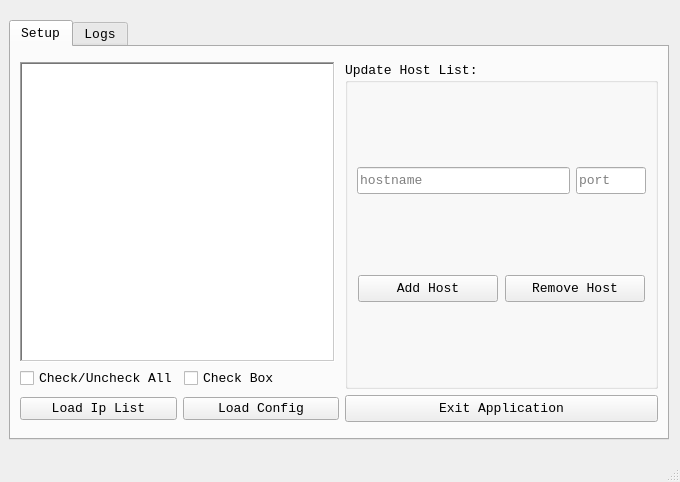
The window that MyPythonWindow.ui (chmod-sorind/PythonGUI) describes before a commit, drawn with Qt 5.
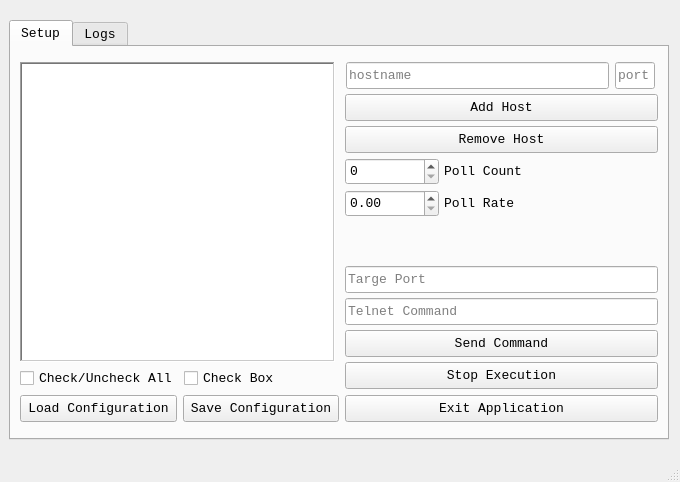
The same window after the commit. Icons and pictures are not drawn.

Commit message: Now all ip port and connection params are loded from one single file. ToDo: save ip:port to XML file.

Diff of the .ui file:
```diff
--- a/MyPythonWindow.ui
+++ b/MyPythonWindow.ui
@@ -51,7 +51,7 @@
   </property>
   <property name="windowIcon">
    <iconset>
-    <normaloff>face_logo.png</normaloff>face_logo.png</iconset>
+    <normaloff>Back-upFiles/UI/logo.png</normaloff>Back-upFiles/UI/logo.png</iconset>
   </property>
   <property name="layoutDirection">
    <enum>Qt::LeftToRight</enum>
@@ -138,21 +138,28 @@
        <layout class="QVBoxLayout" name="verticalLayout">
         <item>
          <layout class="QGridLayout" name="gridLayout">
+          <item row="0" column="0">
+           <spacer name="verticalSpacer_4">
+            <property name="orientation">
+             <enum>Qt::Vertical</enum>
+            </property>
+            <property name="sizeHint" stdset="0">
+             <size>
+              <width>20</width>
+              <height>40</height>
+             </size>
+            </property>
+           </spacer>
+          </item>
           <item row="1" column="1">
            <layout class="QVBoxLayout" name="rightTopLayout">
             <property name="spacing">
              <number>5</number>
             </property>
             <item>
-             <widget class="QGroupBox" name="groupBox">
-              <property name="title">
-               <string>Update Host List:</string>
-              </property>
-              <layout class="QVBoxLayout" name="verticalLayout_3">
+             <layout class="QHBoxLayout" name="horizontalLayout_3">
                <item>
-                <layout class="QHBoxLayout" name="horizontalLayout_5">
-                 <item>
-                  <widget class="QLineEdit" name="lineEditHost_2">
+               <widget class="QLineEdit" name="lineEditHost">
                    <property name="sizePolicy">
                     <sizepolicy hsizetype="Preferred" vsizetype="Preferred">
                      <horstretch>0</horstretch>
@@ -161,13 +168,13 @@
                    </property>
                    <property name="minimumSize">
                     <size>
-                     <width>213</width>
+                  <width>263</width>
                      <height>27</height>
                     </size>
                    </property>
                    <property name="maximumSize">
                     <size>
-                     <width>156</width>
+                  <width>263</width>
                      <height>27</height>
                     </size>
                    </property>
@@ -195,16 +202,16 @@
                   </widget>
                  </item>
                  <item>
-                  <widget class="QLineEdit" name="lineEditHostPort_2">
-                   <property name="sizePolicy">
-                    <sizepolicy hsizetype="Preferred" vsizetype="Fixed">
-                     <horstretch>0</horstretch>
-                     <verstretch>0</verstretch>
-                    </sizepolicy>
+               <widget class="QLineEdit" name="lineEditPort_2">
+                <property name="minimumSize">
+                 <size>
+                  <width>40</width>
+                  <height>27</height>
+                 </size>
                    </property>
                    <property name="maximumSize">
                     <size>
-                     <width>100</width>
+                  <width>40</width>
                      <height>27</height>
                     </size>
                    </property>
@@ -216,9 +223,7 @@
                 </layout>
                </item>
                <item>
-                <layout class="QHBoxLayout" name="horizontalLayout_6">
-                 <item>
-                  <widget class="QPushButton" name="buttonAddItemToList_2">
+             <widget class="QPushButton" name="buttonAddItemToList">
                    <property name="sizePolicy">
                     <sizepolicy hsizetype="Preferred" vsizetype="Preferred">
                      <horstretch>0</horstretch>
@@ -227,13 +232,13 @@
                    </property>
                    <property name="minimumSize">
                     <size>
-                     <width>140</width>
+                <width>313</width>
                      <height>27</height>
                     </size>
                    </property>
                    <property name="maximumSize">
                     <size>
-                     <width>140</width>
+                <width>313</width>
                      <height>27</height>
                     </size>
                    </property>
@@ -243,7 +248,7 @@
                   </widget>
                  </item>
                  <item>
-                  <widget class="QPushButton" name="buttonRemoveItemFromList_2">
+             <widget class="QPushButton" name="buttonRemoveItemFromList">
                    <property name="sizePolicy">
                     <sizepolicy hsizetype="Preferred" vsizetype="Preferred">
                      <horstretch>0</horstretch>
@@ -252,13 +257,13 @@
                    </property>
                    <property name="minimumSize">
                     <size>
-                     <width>140</width>
+                <width>313</width>
                      <height>27</height>
                     </size>
                    </property>
                    <property name="maximumSize">
                     <size>
-                     <width>140</width>
+                <width>313</width>
                      <height>27</height>
                     </size>
                    </property>
@@ -267,71 +272,93 @@
                    </property>
                   </widget>
                  </item>
-                </layout>
-               </item>
-              </layout>
-             </widget>
-            </item>
-           </layout>
-          </item>
+            <item>
+             <layout class="QFormLayout" name="rightMiddleLayout">
+              <property name="fieldGrowthPolicy">
+               <enum>QFormLayout::AllNonFixedFieldsGrow</enum>
+              </property>
           <item row="2" column="0">
-           <layout class="QHBoxLayout" name="horizontalLayout">
+               <layout class="QVBoxLayout" name="checkBoxesLayout">
             <item>
-             <widget class="QPushButton" name="buttonLoadFile">
-              <property name="text">
-               <string>Load Ip List</string>
+                 <widget class="QSpinBox" name="countBox">
+                  <property name="sizePolicy">
+                   <sizepolicy hsizetype="Preferred" vsizetype="Preferred">
+                    <horstretch>0</horstretch>
+                    <verstretch>0</verstretch>
+                   </sizepolicy>
+                  </property>
+                  <property name="minimumSize">
+                   <size>
+                    <width>93</width>
+                    <height>27</height>
+                   </size>
+                  </property>
+                  <property name="maximum">
+                   <number>9999</number>
               </property>
              </widget>
             </item>
             <item>
-             <widget class="QPushButton" name="buttonLoadConfig">
-              <property name="text">
-               <string>Load Config</string>
+                 <widget class="QDoubleSpinBox" name="frequencyBox">
+                  <property name="sizePolicy">
+                   <sizepolicy hsizetype="Preferred" vsizetype="Preferred">
+                    <horstretch>0</horstretch>
+                    <verstretch>0</verstretch>
+                   </sizepolicy>
+                  </property>
+                  <property name="minimumSize">
+                   <size>
+                    <width>93</width>
+                    <height>27</height>
+                   </size>
+                  </property>
+                  <property name="specialValueText">
+                   <string/>
+                  </property>
+                  <property name="maximum">
+                   <double>10000.000000000000000</double>
+                  </property>
+                  <property name="singleStep">
+                   <double>1.000000000000000</double>
               </property>
              </widget>
             </item>
            </layout>
           </item>
-          <item row="3" column="1">
-           <spacer name="verticalSpacer_3">
-            <property name="orientation">
-             <enum>Qt::Vertical</enum>
-            </property>
-            <property name="sizeHint" stdset="0">
-             <size>
-              <width>20</width>
-              <height>40</height>
-             </size>
-            </property>
-           </spacer>
-          </item>
           <item row="2" column="1">
-           <widget class="QPushButton" name="buttonCancel">
+               <layout class="QVBoxLayout" name="labelLayout">
+                <item>
+                 <widget class="QLabel" name="labelCount">
             <property name="sizePolicy">
              <sizepolicy hsizetype="Preferred" vsizetype="Preferred">
               <horstretch>0</horstretch>
               <verstretch>0</verstretch>
              </sizepolicy>
             </property>
-            <property name="minimumSize">
-             <size>
-              <width>313</width>
-              <height>27</height>
-             </size>
-            </property>
-            <property name="maximumSize">
-             <size>
-              <width>313</width>
-              <height>27</height>
-             </size>
+                  <property name="text">
+                   <string>Poll Count</string>
+                  </property>
+                 </widget>
+                </item>
+                <item>
+                 <widget class="QLabel" name="labelFrequency">
+                  <property name="sizePolicy">
+                   <sizepolicy hsizetype="Preferred" vsizetype="Preferred">
+                    <horstretch>0</horstretch>
+                    <verstretch>0</verstretch>
+                   </sizepolicy>
             </property>
             <property name="text">
-             <string>Exit Application</string>
+                   <string>Poll Rate</string>
             </property>
            </widget>
           </item>
-          <item row="0" column="0">
-           <spacer name="verticalSpacer_4">
+               </layout>
+              </item>
+             </layout>
+            </item>
+            <item>
+             <spacer name="verticalSpacer">
             <property name="orientation">
              <enum>Qt::Vertical</enum>
             </property>
@@ -342,11 +369,113 @@
              </size>
             </property>
            </spacer>
+            </item>
+            <item>
+             <widget class="QLineEdit" name="lineEditPort">
+              <property name="sizePolicy">
+               <sizepolicy hsizetype="Preferred" vsizetype="Preferred">
+                <horstretch>0</horstretch>
+                <verstretch>0</verstretch>
+               </sizepolicy>
+              </property>
+              <property name="minimumSize">
+               <size>
+                <width>313</width>
+                <height>27</height>
+               </size>
+              </property>
+              <property name="maximumSize">
+               <size>
+                <width>313</width>
+                <height>27</height>
+               </size>
+              </property>
+              <property name="placeholderText">
+               <string>Targe Port</string>
+              </property>
+             </widget>
+            </item>
+            <item>
+             <widget class="QLineEdit" name="lineEditCommand">
+              <property name="sizePolicy">
+               <sizepolicy hsizetype="Preferred" vsizetype="Preferred">
+                <horstretch>0</horstretch>
+                <verstretch>0</verstretch>
+               </sizepolicy>
+              </property>
+              <property name="minimumSize">
+               <size>
+                <width>313</width>
+                <height>27</height>
+               </size>
+              </property>
+              <property name="maximumSize">
+               <size>
+                <width>313</width>
+                <height>27</height>
+               </size>
+              </property>
+              <property name="placeholderText">
+               <string>Telnet Command</string>
+              </property>
+             </widget>
+            </item>
+            <item>
+             <widget class="QPushButton" name="buttonStartTelnet">
+              <property name="sizePolicy">
+               <sizepolicy hsizetype="Preferred" vsizetype="Preferred">
+                <horstretch>0</horstretch>
+                <verstretch>0</verstretch>
+               </sizepolicy>
+              </property>
+              <property name="minimumSize">
+               <size>
+                <width>313</width>
+                <height>27</height>
+               </size>
+              </property>
+              <property name="maximumSize">
+               <size>
+                <width>313</width>
+                <height>27</height>
+               </size>
+              </property>
+              <property name="text">
+               <string>Send Command</string>
+              </property>
+             </widget>
+            </item>
+            <item>
+             <widget class="QPushButton" name="buttonStopTelnet">
+              <property name="sizePolicy">
+               <sizepolicy hsizetype="Preferred" vsizetype="Preferred">
+                <horstretch>0</horstretch>
+                <verstretch>0</verstretch>
+               </sizepolicy>
+              </property>
+              <property name="minimumSize">
+               <size>
+                <width>313</width>
+                <height>27</height>
+               </size>
+              </property>
+              <property name="maximumSize">
+               <size>
+                <width>313</width>
+                <height>27</height>
+               </size>
+              </property>
+              <property name="text">
+               <string>Stop Execution</string>
+              </property>
+             </widget>
+            </item>
+           </layout>
           </item>
           <item row="1" column="0">
            <layout class="QVBoxLayout" name="verticalLayout_6">
             <item>
-             <widget class="QListView" name="listView">
+             <widget class="QTreeView" name="treeView">
               <property name="sizePolicy">
                <sizepolicy hsizetype="Preferred" vsizetype="Preferred">
                 <horstretch>0</horstretch>
@@ -404,9 +533,6 @@
               <property name="selectionBehavior">
                <enum>QAbstractItemView::SelectItems</enum>
               </property>
-              <property name="spacing">
-               <number>1</number>
-              </property>
              </widget>
             </item>
             <item>
@@ -429,6 +555,86 @@
             </item>
            </layout>
           </item>
+          <item row="3" column="1">
+           <spacer name="verticalSpacer_3">
+            <property name="orientation">
+             <enum>Qt::Vertical</enum>
+            </property>
+            <property name="sizeHint" stdset="0">
+             <size>
+              <width>20</width>
+              <height>40</height>
+             </size>
+            </property>
+           </spacer>
+          </item>
+          <item row="2" column="1">
+           <widget class="QPushButton" name="buttonCancel">
+            <property name="sizePolicy">
+             <sizepolicy hsizetype="Preferred" vsizetype="Preferred">
+              <horstretch>0</horstretch>
+              <verstretch>0</verstretch>
+             </sizepolicy>
+            </property>
+            <property name="minimumSize">
+             <size>
+              <width>313</width>
+              <height>27</height>
+             </size>
+            </property>
+            <property name="maximumSize">
+             <size>
+              <width>313</width>
+              <height>27</height>
+             </size>
+            </property>
+            <property name="text">
+             <string>Exit Application</string>
+            </property>
+           </widget>
+          </item>
+          <item row="2" column="0">
+           <layout class="QHBoxLayout" name="horizontalLayout">
+            <item>
+             <widget class="QPushButton" name="buttonLoadConigFile">
+              <property name="minimumSize">
+               <size>
+                <width>0</width>
+                <height>27</height>
+               </size>
+              </property>
+              <property name="maximumSize">
+               <size>
+                <width>16777215</width>
+                <height>27</height>
+               </size>
+              </property>
+              <property name="text">
+               <string>Load Configuration</string>
+              </property>
+             </widget>
+            </item>
+            <item>
+             <widget class="QPushButton" name="buttonSaveConfigToFile">
+              <property name="minimumSize">
+               <size>
+                <width>0</width>
+                <height>27</height>
+               </size>
+              </property>
+              <property name="maximumSize">
+               <size>
+                <width>16777215</width>
+                <height>27</height>
+               </size>
+              </property>
+              <property name="text">
+               <string>Save Configuration</string>
+              </property>
+             </widget>
+            </item>
+           </layout>
+          </item>
          </layout>
         </item>
        </layout>
```
Lines whose indentation alone changed are shown as unchanged. The commit also changes 2 other files.
